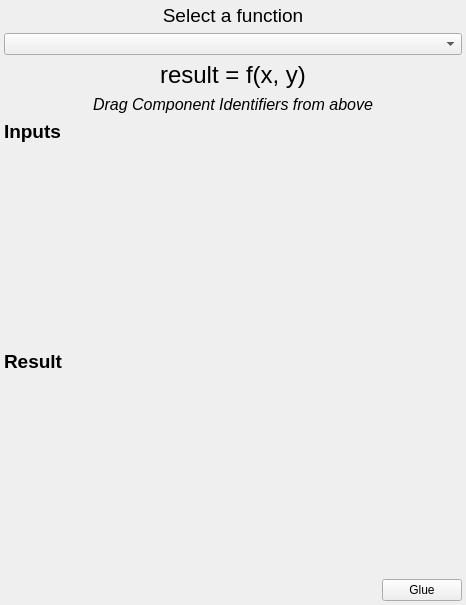
glue-viz/glue, file glue/dialogs/link_editor/qt/link_equation.ui: the form before one commit.
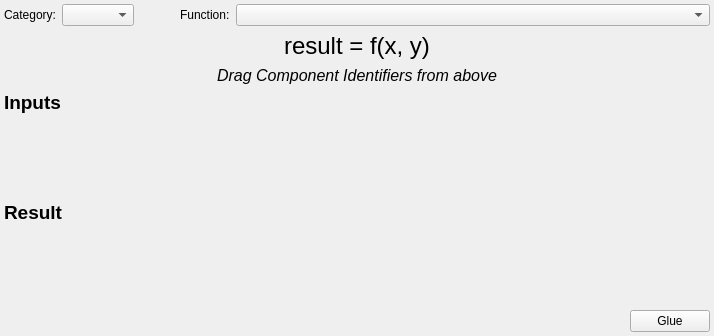
The form after the commit.

Commit message: Allow link functions/helpers to define a category using the ``category=`` argument (which defaults to ``General``), and make it possible to filter by category in the link editor. In addition, add a 3D Galactocentric <-> Galactic coordinates helper in the Astronomy category.

Diff of the .ui file:
```diff
--- a/glue/dialogs/link_editor/qt/link_equation.ui
+++ b/glue/dialogs/link_editor/qt/link_equation.ui
@@ -6,8 +6,8 @@
    <rect>
     <x>0</x>
     <y>0</y>
-    <width>466</width>
-    <height>605</height>
+    <width>714</width>
+    <height>336</height>
    </rect>
   </property>
   <property name="minimumSize">
@@ -24,29 +24,50 @@
     <number>4</number>
    </property>
    <item>
-    <layout class="QVBoxLayout" name="verticalLayout" stretch="0,0,0,0,8,8,0">
+    <layout class="QVBoxLayout" name="verticalLayout" stretch="0,0,0,8,8,0">
      <item>
-      <widget class="QLabel" name="top_label">
-       <property name="font">
-        <font>
-         <pointsize>14</pointsize>
-         <weight>50</weight>
-         <bold>false</bold>
-        </font>
-       </property>
+      <layout class="QHBoxLayout" name="horizontalLayout_6">
+       <item>
+        <widget class="QLabel" name="label">
        <property name="text">
-        <string>Select a function</string>
-       </property>
-       <property name="scaledContents">
-        <bool>false</bool>
-       </property>
-       <property name="alignment">
-        <set>Qt::AlignCenter</set>
+          <string>Category:</string>
+         </property>
+        </widget>
+       </item>
+       <item>
+        <widget class="QComboBox" name="category"/>
+       </item>
+       <item>
+        <spacer name="horizontalSpacer_2">
+         <property name="orientation">
+          <enum>Qt::Horizontal</enum>
+         </property>
+         <property name="sizeType">
+          <enum>QSizePolicy::Fixed</enum>
+         </property>
+         <property name="sizeHint" stdset="0">
+          <size>
+           <width>40</width>
+           <height>20</height>
+          </size>
+         </property>
+        </spacer>
+       </item>
+       <item>
+        <widget class="QLabel" name="label_2">
+         <property name="text">
+          <string>Function:</string>
        </property>
       </widget>
      </item>
      <item>
       <widget class="QComboBox" name="function">
+         <property name="sizePolicy">
+          <sizepolicy hsizetype="Expanding" vsizetype="Fixed">
+           <horstretch>0</horstretch>
+           <verstretch>0</verstretch>
+          </sizepolicy>
+         </property>
        <property name="toolTip">
         <string>Select a translation function to use</string>
        </property>
@@ -54,6 +75,8 @@
         <enum>QComboBox::AdjustToMinimumContentsLength</enum>
        </property>
       </widget>
+       </item>
+      </layout>
      </item>
      <item>
       <widget class="QLabel" name="info">
```
Lines whose indentation alone changed are shown as unchanged. The commit also changes 8 other files.
